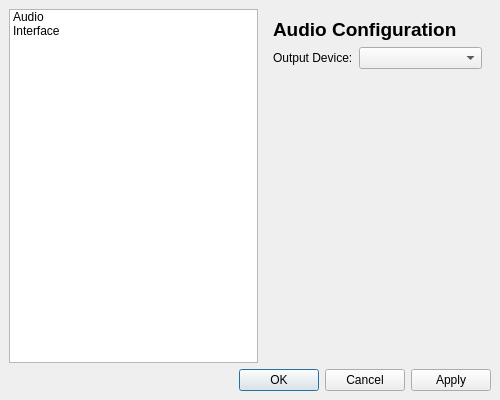
Above: src/PAW_GUI/settings_paw_gui.ui from CapitanMurasa/PerfectAudioWorks before the change. Below: the same form after it.
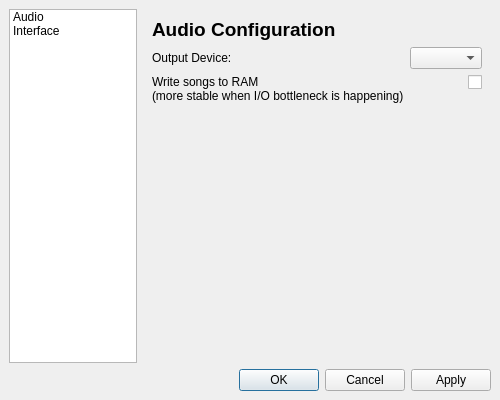
That is the form after the change. The open tabs and pages were chosen to show the change.

Diff of the .ui file:
```diff
--- a/src/PAW_GUI/settings_paw_gui.ui
+++ b/src/PAW_GUI/settings_paw_gui.ui
@@ -43,7 +43,6 @@
             <property name="font">
              <font>
               <pointsize>14</pointsize>
-              <weight>75</weight>
               <bold>true</bold>
              </font>
             </property>
@@ -64,6 +63,24 @@
             <item row="0" column="1">
              <widget class="QComboBox" name="audioDeviceComboBox"/>
             </item>
+            <item row="1" column="0">
+             <widget class="QLabel" name="WriteSongsToRamLabel">
+              <property name="text">
+               <string>Write songs to RAM
+(more stable when I/O bottleneck is happening)</string>
+              </property>
+             </widget>
+            </item>
+            <item row="1" column="1">
+             <widget class="QCheckBox" name="WriteSongsToRamCheck">
+              <property name="layoutDirection">
+               <enum>Qt::LayoutDirection::RightToLeft</enum>
+              </property>
+              <property name="text">
+               <string/>
+              </property>
+             </widget>
+            </item>
            </layout>
           </item>
           <item>
```
Left out of the diff: 16 changed lines with no effect on the pictures.
